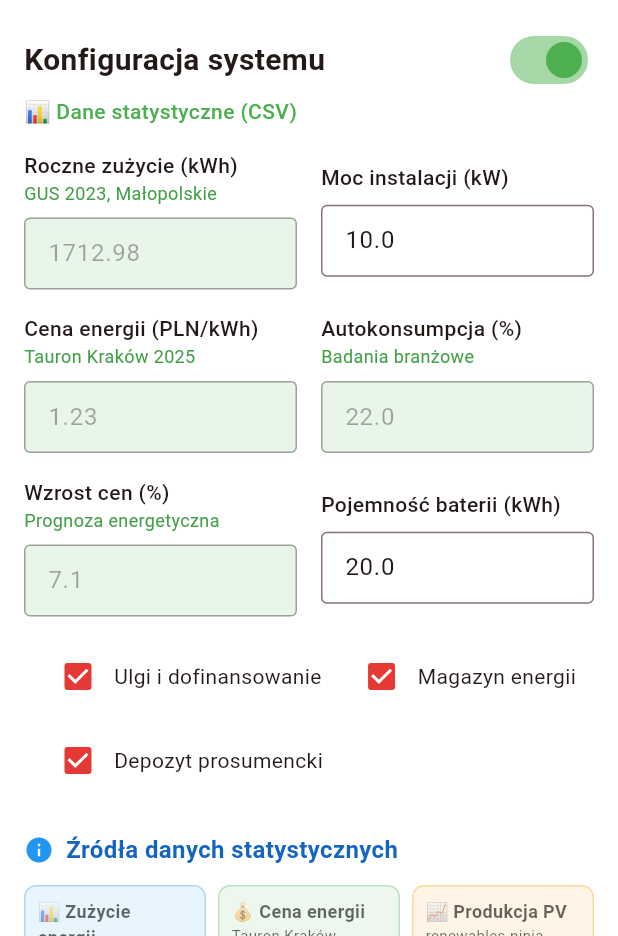
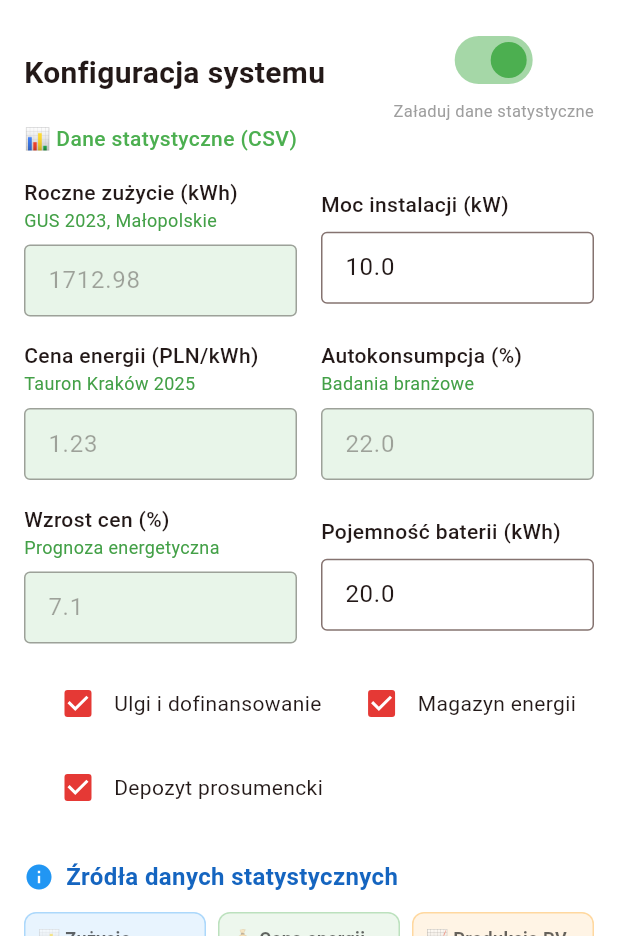
Before and after one commit to PawelG1/energy_assistant_app, a Flutter app: the screen it shows after launch, on a phone screen of 412 x 824 dp, the part 300-1236 px from its top. Run offline on Flutter 3.47's test engine with Material 3 defaults, Android fonts, the light colour scheme and no system bars; our stand-ins replace fl_chart, flutter_riverpod.

Commit message:
feature(configuration panel): label under switch data source toggle

```diff
--- a/lib/widgets/configuration_panel.dart
+++ b/lib/widgets/configuration_panel.dart
@@ -27,6 +27,8 @@ class ConfigurationPanel extends ConsumerWidget {
                   'Konfiguracja systemu',
                   style: TextStyle(fontSize: 20, fontWeight: FontWeight.bold),
                 ),
+                Column(
+                  children: [
                     Switch(
                       value: parameters.useStatisticalData,
                       onChanged: (value) {
@@ -34,6 +36,13 @@ class ConfigurationPanel extends ConsumerWidget {
                             .toggleDataSource(csvData);
                       },
                       activeColor: Colors.green,
+                    ),
+                    const SizedBox(height: 2),
+                    const Text(
+                      'Załaduj dane statystyczne',
+                      style: TextStyle(fontSize: 11, color: Colors.grey),
+                    ),
+                  ],
                 ),
               ],
             ),
```
Also changed, not shown: pubspec.lock. Lines whose indentation alone changed are shown as unchanged.
